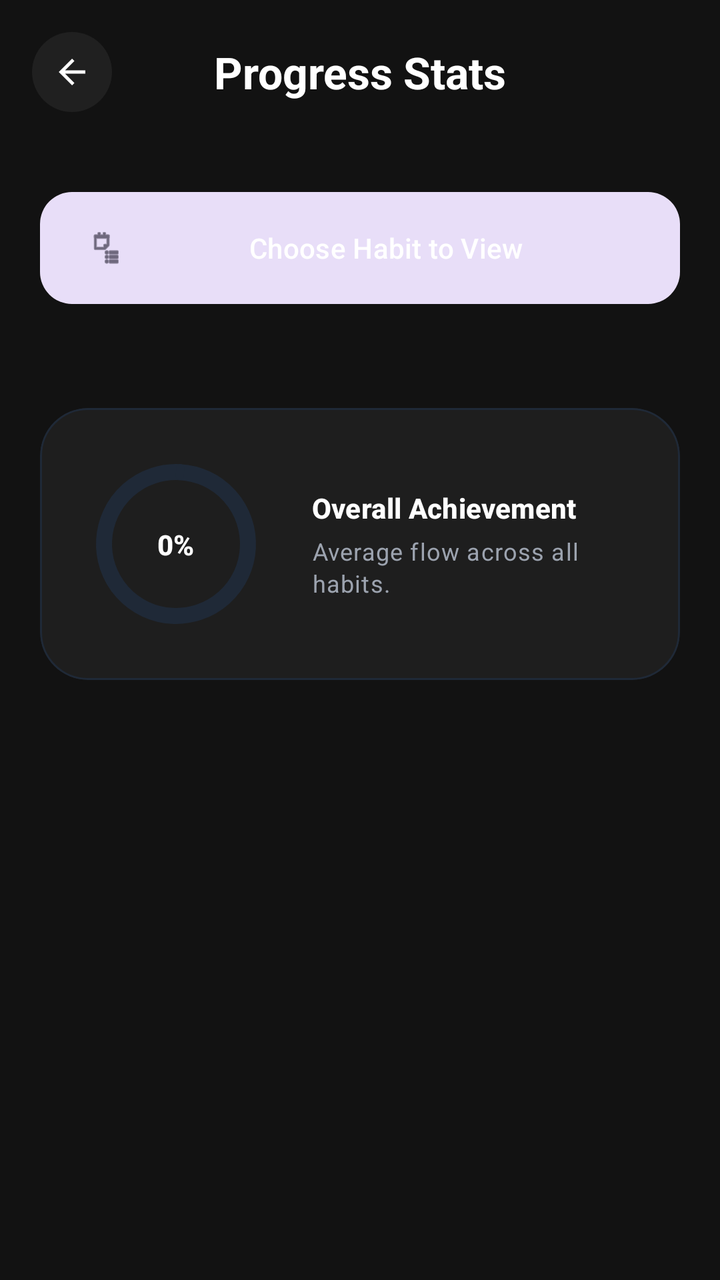
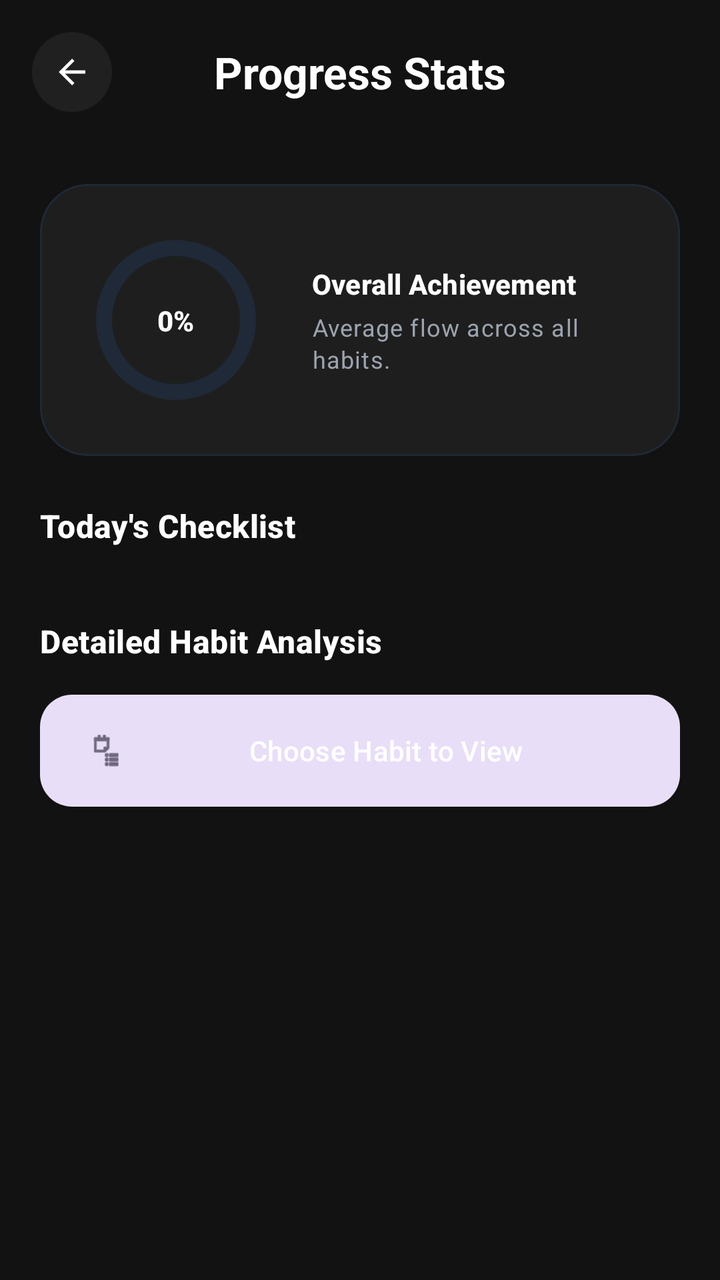

An Android layout rendered at two revisions. The XML below is the earlier revision; the diff shows what the commit changed to produce the second picture.
<!-- AndroidManifest.xml: application theme Theme.HabitFLOWS -->
<!-- res/layout/activity_statistics.xml -->
<?xml version="1.0" encoding="utf-8"?>
<androidx.constraintlayout.widget.ConstraintLayout xmlns:android="http://schemas.android.com/apk/res/android"
    xmlns:app="http://schemas.android.com/apk/res-auto"
    xmlns:tools="http://schemas.android.com/tools"
    android:id="@+id/main"
    android:layout_width="match_parent"
    android:layout_height="match_parent"
    android:background="@color/background_black"
    tools:context=".Statistics">

    
    <ImageView
        android:id="@+id/btnBackStats"
        android:layout_width="40dp"
        android:layout_height="40dp"
        android:layout_marginStart="16dp"
        android:layout_marginTop="16dp"
        android:background="@drawable/circle_button_bg"
        android:contentDescription="Back"
        android:padding="10dp"
        app:layout_constraintStart_toStartOf="parent"
        app:layout_constraintTop_toTopOf="parent"
        app:srcCompat="@drawable/outline_arrow_back_24"
        app:tint="@color/white" />

    <TextView
        android:id="@+id/tvStatsHeader"
        android:layout_width="wrap_content"
        android:layout_height="wrap_content"
        android:text="Progress Stats"
        android:textAppearance="@style/TextAppearance.Material3.TitleLarge"
        android:textColor="@color/whiteText"
        android:textStyle="bold"
        app:layout_constraintBottom_toBottomOf="@+id/btnBackStats"
        app:layout_constraintEnd_toEndOf="parent"
        app:layout_constraintStart_toStartOf="parent"
        app:layout_constraintTop_toTopOf="@+id/btnBackStats" />

    <ScrollView
        android:layout_width="match_parent"
        android:layout_height="0dp"
        android:layout_marginTop="16dp"
        android:clipToPadding="false"
        android:paddingBottom="32dp"
        app:layout_constraintBottom_toBottomOf="parent"
        app:layout_constraintTop_toBottomOf="@id/btnBackStats">

        <LinearLayout
            android:layout_width="match_parent"
            android:layout_height="wrap_content"
            android:orientation="vertical"
            android:padding="20dp">

            
            <com.google.android.material.button.MaterialButton
                android:id="@+id/btnSelectHabit"
                style="@style/Widget.Material3.Button.TonalButton"
                android:layout_width="match_parent"
                android:layout_height="64dp"
                android:layout_marginBottom="24dp"
                android:text="Choose Habit to View"
                android:textColor="@color/whiteText"
                app:cornerRadius="16dp"
                app:icon="@android:drawable/ic_menu_agenda" />

            
            <com.google.android.material.card.MaterialCardView
                android:id="@+id/cvHabitDetail"
                android:layout_width="match_parent"
                android:layout_height="wrap_content"
                android:visibility="gone"
                app:cardBackgroundColor="@color/surface_dark"
                app:cardCornerRadius="24dp"
                app:cardElevation="0dp"
                app:strokeColor="#1F2937"
                app:strokeWidth="1dp"
                tools:visibility="visible">

                <LinearLayout
                    android:layout_width="match_parent"
                    android:layout_height="wrap_content"
                    android:orientation="vertical"
                    android:padding="24dp">

                    <TextView
                        android:id="@+id/tvDetailName"
                        android:layout_width="wrap_content"
                        android:layout_height="wrap_content"
                        android:text="Habit Name"
                        android:textAppearance="@style/TextAppearance.Material3.HeadlineSmall"
                        android:textColor="@color/whiteText"
                        android:textStyle="bold" />

                    <TextView
                        android:layout_width="wrap_content"
                        android:layout_height="wrap_content"
                        android:layout_marginTop="20dp"
                        android:text="HABIT PROGRESS"
                        android:textAppearance="@style/TextAppearance.Material3.LabelSmall"
                        android:textColor="#9CA3AF" />

                    <LinearLayout
                        android:layout_width="match_parent"
                        android:layout_height="wrap_content"
                        android:gravity="center_vertical"
                        android:orientation="horizontal"
                        android:layout_marginTop="4dp">

                        <com.google.android.material.progressindicator.LinearProgressIndicator
                            android:id="@+id/detailProgressBar"
                            android:layout_width="0dp"
                            android:layout_height="wrap_content"
                            android:layout_weight="1"
                            android:progress="0"
                            app:indicatorColor="@color/purple_200"
                            app:trackColor="#1F2937"
                            app:trackCornerRadius="8dp"
                            app:trackThickness="10dp" />

                        <TextView
                            android:id="@+id/tvDetailPercentage"
                            android:layout_width="wrap_content"
                            android:layout_height="wrap_content"
                            android:layout_marginStart="12dp"
                            android:text="0%"
                            android:textColor="@color/purple_200"
                            android:textStyle="bold" />
                    </LinearLayout>

                    <View
                        android:layout_width="match_parent"
                        android:layout_height="1dp"
                        android:layout_marginVertical="24dp"
                        android:background="#1F2937" />

                    <GridLayout
                        android:layout_width="match_parent"
                        android:layout_height="wrap_content"
                        android:columnCount="2">

                        <LinearLayout
                            android:layout_width="0dp"
                            android:layout_height="wrap_content"
                            android:layout_columnWeight="1"
                            android:layout_marginBottom="20dp"
                            android:orientation="vertical">
                            <TextView
                                android:layout_width="wrap_content"
                                android:layout_height="wrap_content"
                                android:text="TOTAL DAYS"
                                android:textSize="10sp"
                                android:textColor="#6B7280" />
                            <TextView
                                android:id="@+id/tvDetailDuration"
                                android:layout_width="wrap_content"
                                android:layout_height="wrap_content"
                                android:text="-- Days"
                                android:textColor="@color/whiteText"
                                android:textStyle="bold" />
                        </LinearLayout>

                        <LinearLayout
                            android:layout_width="0dp"
                            android:layout_height="wrap_content"
                            android:layout_columnWeight="1"
                            android:orientation="vertical">
                            <TextView
                                android:layout_width="wrap_content"
                                android:layout_height="wrap_content"
                                android:text="STARTED ON"
                                android:textSize="10sp"
                                android:textColor="#6B7280" />
                            <TextView
                                android:id="@+id/tvDetailStart"
                                android:layout_width="wrap_content"
                                android:layout_height="wrap_content"
                                android:text="--"
                                android:textColor="@color/whiteText"
                                android:textStyle="bold" />
                        </LinearLayout>

                        <LinearLayout
                            android:layout_width="0dp"
                            android:layout_height="wrap_content"
                            android:layout_columnWeight="1"
                            android:orientation="vertical">
                            <TextView
                                android:layout_width="wrap_content"
                                android:layout_height="wrap_content"
                                android:text="ESTIMATED END"
                                android:textSize="10sp"
                                android:textColor="#6B7280" />
                            <TextView
                                android:id="@+id/tvDetailEnd"
                                android:layout_width="wrap_content"
                                android:layout_height="wrap_content"
                                android:text="--"
                                android:textColor="@color/whiteText"
                                android:textStyle="bold" />
                        </LinearLayout>
                    </GridLayout>

                    <com.google.android.material.button.MaterialButton
                        android:id="@+id/btnResetHabit"
                        style="@style/Widget.Material3.Button.OutlinedButton"
                        android:layout_width="wrap_content"
                        android:layout_height="wrap_content"
                        android:layout_gravity="end"
                        android:layout_marginTop="24dp"
                        android:text="Reset Progress"
                        android:textColor="#EF4444"
                        app:strokeColor="#EF4444"
                        app:icon="@android:drawable/ic_menu_revert"
                        app:iconTint="#EF4444"
                        app:cornerRadius="12dp" />

                </LinearLayout>
            </com.google.android.material.card.MaterialCardView>

            
            <com.google.android.material.card.MaterialCardView
                android:layout_width="match_parent"
                android:layout_height="wrap_content"
                android:layout_marginTop="24dp"
                app:cardBackgroundColor="@color/surface_dark"
                app:cardCornerRadius="24dp"
                app:cardElevation="0dp"
                app:strokeColor="#1F2937"
                app:strokeWidth="1dp">

                <androidx.constraintlayout.widget.ConstraintLayout
                    android:layout_width="match_parent"
                    android:layout_height="wrap_content"
                    android:padding="24dp">

                    <com.google.android.material.progressindicator.CircularProgressIndicator
                        android:id="@+id/cpOverall"
                        android:layout_width="wrap_content"
                        android:layout_height="wrap_content"
                        android:progress="0"
                        app:indicatorColor="@color/purple_200"
                        app:indicatorSize="80dp"
                        app:layout_constraintBottom_toBottomOf="parent"
                        app:layout_constraintStart_toStartOf="parent"
                        app:layout_constraintTop_toTopOf="parent"
                        app:trackColor="#1F2937"
                        app:trackThickness="8dp" />

                    <TextView
                        android:id="@+id/tvOverallPercent"
                        android:layout_width="wrap_content"
                        android:layout_height="wrap_content"
                        android:text="0%"
                        android:textAppearance="@style/TextAppearance.Material3.TitleSmall"
                        android:textColor="@color/whiteText"
                        android:textStyle="bold"
                        app:layout_constraintBottom_toBottomOf="@id/cpOverall"
                        app:layout_constraintEnd_toEndOf="@id/cpOverall"
                        app:layout_constraintStart_toStartOf="@id/cpOverall"
                        app:layout_constraintTop_toTopOf="@id/cpOverall" />

                    <LinearLayout
                        android:layout_width="0dp"
                        android:layout_height="wrap_content"
                        android:layout_marginStart="24dp"
                        android:orientation="vertical"
                        app:layout_constraintBottom_toBottomOf="parent"
                        app:layout_constraintEnd_toEndOf="parent"
                        app:layout_constraintStart_toEndOf="@id/cpOverall"
                        app:layout_constraintTop_toTopOf="parent">

                        <TextView
                            android:layout_width="wrap_content"
                            android:layout_height="wrap_content"
                            android:text="Overall Achievement"
                            android:textAppearance="@style/TextAppearance.Material3.TitleSmall"
                            android:textColor="@color/whiteText"
                            android:textStyle="bold" />

                        <TextView
                            android:layout_width="wrap_content"
                            android:layout_height="wrap_content"
                            android:layout_marginTop="4dp"
                            android:text="Average flow across all habits."
                            android:textAppearance="@style/TextAppearance.Material3.BodySmall"
                            android:textColor="#9CA3AF" />
                    </LinearLayout>
                </androidx.constraintlayout.widget.ConstraintLayout>
            </com.google.android.material.card.MaterialCardView>

        </LinearLayout>
    </ScrollView>

</androidx.constraintlayout.widget.ConstraintLayout>
<!-- resources referenced by this layout -->
<resources>
  <color name="background_black">#121212</color>
  <color name="purple_200">#FFBB86FC</color>
  <color name="surface_dark">#1E1E1E</color>
  <color name="white">#FFFFFFFF</color>
  <color name="whiteText">#FFFFFF</color>
  <!-- drawable circle_button_bg (drawable) -->
  <?xml version="1.0" encoding="utf-8"?>
  <shape xmlns:android="http://schemas.android.com/apk/res/android"
      android:shape="oval">
      <solid android:color="#0FFFFFFF" />
  </shape>
  <!-- drawable outline_arrow_back_24 (drawable) -->
  <vector xmlns:android="http://schemas.android.com/apk/res/android" android:autoMirrored="true" android:height="24dp" android:tint="#000000" android:viewportHeight="960" android:viewportWidth="960" android:width="24dp">
        
      <path android:fillColor="@android:color/white" android:pathData="M313,520L537,744L480,800L160,480L480,160L537,216L313,440L800,440L800,520L313,520Z"/>
      
  </vector>
  <style name="Theme.HabitFLOWS" parent="Base.Theme.HabitFLOWS" />
  <style name="Base.Theme.HabitFLOWS" parent="Theme.Material3.DayNight.NoActionBar">
          
          
      </style>
</resources>

<!-- the commit's change to res/layout/activity_statistics.xml (unified diff, before → after) -->
@@ -52,6 +52,104 @@
             android:padding="20dp">
 
             
+            <com.google.android.material.card.MaterialCardView
+                android:layout_width="match_parent"
+                android:layout_height="wrap_content"
+                android:layout_marginBottom="24dp"
+                app:cardBackgroundColor="@color/surface_dark"
+                app:cardCornerRadius="24dp"
+                app:cardElevation="0dp"
+                app:strokeColor="#1F2937"
+                app:strokeWidth="1dp">
+
+                <androidx.constraintlayout.widget.ConstraintLayout
+                    android:layout_width="match_parent"
+                    android:layout_height="wrap_content"
+                    android:padding="24dp">
+
+                    <com.google.android.material.progressindicator.CircularProgressIndicator
+                        android:id="@+id/cpOverall"
+                        android:layout_width="wrap_content"
+                        android:layout_height="wrap_content"
+                        android:progress="0"
+                        app:indicatorColor="@color/purple_200"
+                        app:indicatorSize="80dp"
+                        app:layout_constraintBottom_toBottomOf="parent"
+                        app:layout_constraintStart_toStartOf="parent"
+                        app:layout_constraintTop_toTopOf="parent"
+                        app:trackColor="#1F2937"
+                        app:trackThickness="8dp" />
+
+                    <TextView
+                        android:id="@+id/tvOverallPercent"
+                        android:layout_width="wrap_content"
+                        android:layout_height="wrap_content"
+                        android:text="0%"
+                        android:textAppearance="@style/TextAppearance.Material3.TitleSmall"
+                        android:textColor="@color/whiteText"
+                        android:textStyle="bold"
+                        app:layout_constraintBottom_toBottomOf="@id/cpOverall"
+                        app:layout_constraintEnd_toEndOf="@id/cpOverall"
+                        app:layout_constraintStart_toStartOf="@id/cpOverall"
+                        app:layout_constraintTop_toTopOf="@id/cpOverall" />
+
+                    <LinearLayout
+                        android:layout_width="0dp"
+                        android:layout_height="wrap_content"
+                        android:layout_marginStart="24dp"
+                        android:orientation="vertical"
+                        app:layout_constraintBottom_toBottomOf="parent"
+                        app:layout_constraintEnd_toEndOf="parent"
+                        app:layout_constraintStart_toEndOf="@id/cpOverall"
+                        app:layout_constraintTop_toTopOf="parent">
+
+                        <TextView
+                            android:layout_width="wrap_content"
+                            android:layout_height="wrap_content"
+                            android:text="Overall Achievement"
+                            android:textAppearance="@style/TextAppearance.Material3.TitleSmall"
+                            android:textColor="@color/whiteText"
+                            android:textStyle="bold" />
+
+                        <TextView
+                            android:layout_width="wrap_content"
+                            android:layout_height="wrap_content"
+                            android:layout_marginTop="4dp"
+                            android:text="Average flow across all habits."
+                            android:textAppearance="@style/TextAppearance.Material3.BodySmall"
+                            android:textColor="#9CA3AF" />
+                    </LinearLayout>
+                </androidx.constraintlayout.widget.ConstraintLayout>
+            </com.google.android.material.card.MaterialCardView>
+
+            
+            <TextView
+                android:layout_width="wrap_content"
+                android:layout_height="wrap_content"
+                android:layout_marginBottom="12dp"
+                android:text="Today's Checklist"
+                android:textAppearance="@style/TextAppearance.Material3.TitleMedium"
+                android:textColor="@color/whiteText"
+                android:textStyle="bold" />
+
+            <LinearLayout
+                android:id="@+id/llHabitChecklist"
+                android:layout_width="match_parent"
+                android:layout_height="wrap_content"
+                android:orientation="vertical" />
+
+            
+            <TextView
+                android:layout_width="wrap_content"
+                android:layout_height="wrap_content"
+                android:layout_marginTop="24dp"
+                android:layout_marginBottom="12dp"
+                android:text="Detailed Habit Analysis"
+                android:textAppearance="@style/TextAppearance.Material3.TitleMedium"
+                android:textColor="@color/whiteText"
+                android:textStyle="bold" />
+
+            
             <com.google.android.material.button.MaterialButton
                 android:id="@+id/btnSelectHabit"
                 style="@style/Widget.Material3.Button.TonalButton"
@@ -142,12 +240,12 @@
                             android:layout_width="0dp"
                             android:layout_height="wrap_content"
                             android:layout_columnWeight="1"
-                            android:layout_marginBottom="20dp"
+                            android:layout_marginBottom="16dp"
                             android:orientation="vertical">
                             <TextView
                                 android:layout_width="wrap_content"
                                 android:layout_height="wrap_content"
-                                android:text="TOTAL DAYS"
+                                android:text="GOAL"
                                 android:textSize="10sp"
                                 android:textColor="#6B7280" />
                             <TextView
@@ -167,7 +265,7 @@
                             <TextView
                                 android:layout_width="wrap_content"
                                 android:layout_height="wrap_content"
-                                android:text="STARTED ON"
+                                android:text="STARTED"
                                 android:textSize="10sp"
                                 android:textColor="#6B7280" />
                             <TextView
@@ -187,7 +285,7 @@
                             <TextView
                                 android:layout_width="wrap_content"
                                 android:layout_height="wrap_content"
-                                android:text="ESTIMATED END"
+                                android:text="TARGET END"
                                 android:textSize="10sp"
                                 android:textColor="#6B7280" />
                             <TextView
@@ -217,77 +315,6 @@
                 </LinearLayout>
             </com.google.android.material.card.MaterialCardView>
 
-            
-            <com.google.android.material.card.MaterialCardView
-                android:layout_width="match_parent"
-                android:layout_height="wrap_content"
-                android:layout_marginTop="24dp"
-                app:cardBackgroundColor="@color/surface_dark"
-                app:cardCornerRadius="24dp"
-                app:cardElevation="0dp"
-                app:strokeColor="#1F2937"
-                app:strokeWidth="1dp">
-
-                <androidx.constraintlayout.widget.ConstraintLayout
-                    android:layout_width="match_parent"
-                    android:layout_height="wrap_content"
-                    android:padding="24dp">
-
-                    <com.google.android.material.progressindicator.CircularProgressIndicator
-                        android:id="@+id/cpOverall"
-                        android:layout_width="wrap_content"
-                        android:layout_height="wrap_content"
-                        android:progress="0"
-                        app:indicatorColor="@color/purple_200"
-                        app:indicatorSize="80dp"
-                        app:layout_constraintBottom_toBottomOf="parent"
-                        app:layout_constraintStart_toStartOf="parent"
-                        app:layout_constraintTop_toTopOf="parent"
-                        app:trackColor="#1F2937"
-                        app:trackThickness="8dp" />
-
-                    <TextView
-                        android:id="@+id/tvOverallPercent"
-                        android:layout_width="wrap_content"
-                        android:layout_height="wrap_content"
-                        android:text="0%"
-                        android:textAppearance="@style/TextAppearance.Material3.TitleSmall"
-                        android:textColor="@color/whiteText"
-                        android:textStyle="bold"
-                        app:layout_constraintBottom_toBottomOf="@id/cpOverall"
-                        app:layout_constraintEnd_toEndOf="@id/cpOverall"
-                        app:layout_constraintStart_toStartOf="@id/cpOverall"
-                        app:layout_constraintTop_toTopOf="@id/cpOverall" />
-
-                    <LinearLayout
-                        android:layout_width="0dp"
-                        android:layout_height="wrap_content"
-                        android:layout_marginStart="24dp"
-                        android:orientation="vertical"
-                        app:layout_constraintBottom_toBottomOf="parent"
-                        app:layout_constraintEnd_toEndOf="parent"
-                        app:layout_constraintStart_toEndOf="@id/cpOverall"
-                        app:layout_constraintTop_toTopOf="parent">
-
-                        <TextView
-                            android:layout_width="wrap_content"
-                            android:layout_height="wrap_content"
-                            android:text="Overall Achievement"
-                            android:textAppearance="@style/TextAppearance.Material3.TitleSmall"
-                            android:textColor="@color/whiteText"
-                            android:textStyle="bold" />
-
-                        <TextView
-                            android:layout_width="wrap_content"
-                            android:layout_height="wrap_content"
-                            android:layout_marginTop="4dp"
-                            android:text="Average flow across all habits."
-                            android:textAppearance="@style/TextAppearance.Material3.BodySmall"
-                            android:textColor="#9CA3AF" />
-                    </LinearLayout>
-                </androidx.constraintlayout.widget.ConstraintLayout>
-            </com.google.android.material.card.MaterialCardView>
-
         </LinearLayout>
     </ScrollView>
 
